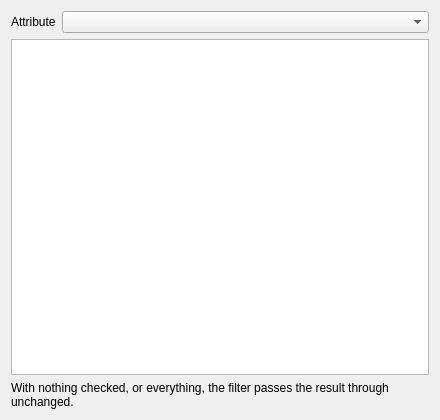
The window that src/Mod/Fem/Gui/Resources/ui/TaskPostAttribute.ui (ickby/FreeCAD) describes before a commit, drawn with Qt 5.
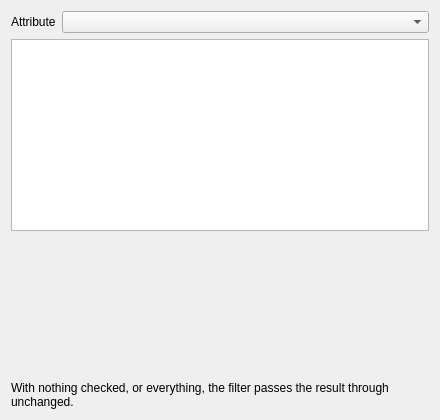
The same window after the commit.

Commit message: FEM: Make the attribution filter panel and icon readable

Patch:
```diff
--- a/src/Mod/Fem/Gui/Resources/ui/TaskPostAttribute.ui
+++ b/src/Mod/Fem/Gui/Resources/ui/TaskPostAttribute.ui
@@ -64,6 +64,25 @@
      </column>
     </widget>
    </item>
+   <item>
+    <widget class="QLabel" name="MessageLabel">
+     <property name="sizePolicy">
+      <sizepolicy hsizetype="Preferred" vsizetype="Expanding">
+       <horstretch>0</horstretch>
+       <verstretch>0</verstretch>
+      </sizepolicy>
+     </property>
+     <property name="wordWrap">
+      <bool>true</bool>
+     </property>
+     <property name="text">
+      <string/>
+     </property>
+     <property name="alignment">
+      <set>Qt::AlignLeading|Qt::AlignLeft|Qt::AlignTop</set>
+     </property>
+    </widget>
+   </item>
    <item>
     <widget class="QLabel" name="HelpLabel">
      <property name="wordWrap">
```
The commit also changes 3 other files.
